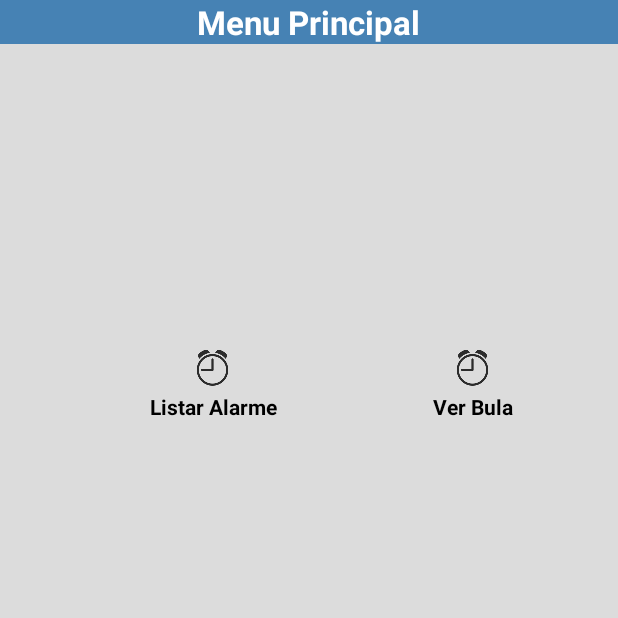
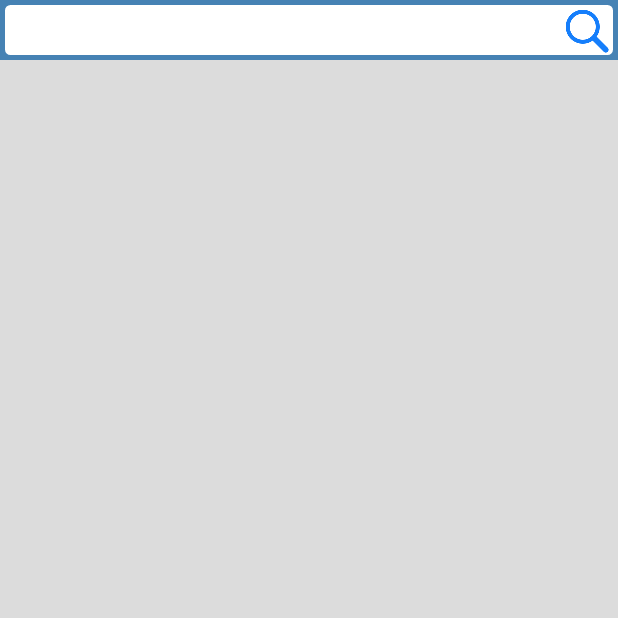
Before and after one commit to Draconick/BuloFarma, an Android app: the VerBulaActivity screen opened directly, with no data from a screen before it, on a phone screen of 412 x 824 dp, the top half of it. Run offline under Robolectric (Android 15) with nearby library versions, the phone set to English and light mode, and no system bars.

Commit message:
Layout + Imagens Layout Redefinido (Ainda irá sofrer mais alterações); Imagens adicionadas; Transição de Tela para Listar Bulas;

```diff
--- a/app/src/main/java/br/com/bulofarma/bulofarma/VerBulaActivity.java
+++ b/app/src/main/java/br/com/bulofarma/bulofarma/VerBulaActivity.java
@@ -2,14 +2,20 @@ package br.com.bulofarma.bulofarma;
 
 import android.app.Activity;
 import android.os.Bundle;
+import android.widget.ListView;
 
 /**
  * Created by Victor Hugo on 11/05/2016.
  */
 public class VerBulaActivity extends Activity {
+    private ListView lista;
     @Override
     protected void onCreate(Bundle savedInstanceState) {
         super.onCreate(savedInstanceState);
-        setContentView(R.layout.main_activity);
+        setContentView(R.layout.ver_bula_activity);
+
+        lista = (ListView) findViewById(R.id.lista_bula_user);
+
+        registerForContextMenu(lista);
     }
 }
--- /dev/null
+++ b/app/src/main/res/drawable-mdpi/edit_text_style.xml
@@ -0,0 +1,14 @@
+<?xml version="1.0" encoding="utf-8"?>
+
+    <shape xmlns:android="http://schemas.android.com/apk/res/android"
+        android:thickness="0dp"
+        android:shape="rectangle">
+        <stroke android:width="3dp"
+            android:color="@color/SteelBlue"/>
+        <corners android:radius="5dp" />
+        <gradient
+            android:startColor="#FFFFFF"
+            android:endColor="#FFFFFF"
+            android:type="linear"
+            android:angle="315"/>
+    </shape>
--- /dev/null
+++ b/app/src/main/res/drawable-mdpi/edittext_border.xml
@@ -0,0 +1,5 @@
+<?xml version="1.0" encoding="utf-8"?>
+<shape xmlns:android="http://schemas.android.com/apk/res/android">
+    <!--<solid android:color="#ffffff" /> para cor de fundo -->
+    <stroke android:width="1dip" android:color="#AADDDD" />
+</shape>
--- a/app/src/main/res/layout/main_activity.xml
+++ b/app/src/main/res/layout/main_activity.xml
@@ -29,9 +29,12 @@
             android:textAppearance="?android:textAppearanceSmall"
             android:clickable="true"
             android:onClick="ListarAlarme"
-            android:layout_marginLeft="100dp"
-            android:layout_marginTop="200dp"
-            android:drawableTop="@drawable/img_alarm" />
+            android:layout_marginLeft="60dp"
+            android:layout_marginBottom="30dp"
+            android:layout_alignParentBottom="true"
+            android:textAlignment="center"
+            android:textSize="20pt"
+            android:drawableTop="@drawable/alarm_img" />
         <TextView
             android:id="@+id/ver_bula"
             android:layout_width="wrap_content"
@@ -40,12 +43,14 @@
             android:textColor="@color/Black"
             android:textStyle="bold"
             android:layout_alignParentRight="true"
-            android:layout_alignTop="@id/listar_alarme"
-            android:layout_marginRight="70dp"
+            android:layout_marginRight="90dp"
+            android:layout_marginTop="30dp"
             android:text="@string/ver_bula"
             android:clickable="true"
             android:onClick="verBula"
-            android:drawableTop="@drawable/img_alarm"/>
+            android:textSize="@android:dimen/app_icon_size"
+            android:textAlignment="center"
+            android:drawableTop="@drawable/leaflet_list"/>
     </RelativeLayout>
 
 </LinearLayout>
--- a/app/src/main/res/layout/ver_bula_activity.xml
+++ b/app/src/main/res/layout/ver_bula_activity.xml
@@ -1,6 +1,28 @@
 <?xml version="1.0" encoding="utf-8"?>
 <LinearLayout xmlns:android="http://schemas.android.com/apk/res/android"
+    xmlns:tools="http://schemas.android.com/tools"
     android:orientation="vertical" android:layout_width="match_parent"
-    android:layout_height="match_parent">
+    android:layout_height="match_parent"
+    android:background="@color/SteelBlue">
+    <EditText
+        android:layout_width="match_parent"
+        android:layout_height="40dp"
+        android:background="@drawable/edit_text_style"
+        android:drawableEnd="@drawable/search_leaflet"/>
+    <LinearLayout
+        android:layout_width="match_parent"
+        android:layout_height="match_parent"
+        android:background="@color/Gainsboro"
+        android:layout_weight="4">
+
+        <ListView
+            android:scrollbars="vertical"
+            android:id="@+id/lista_bula_user"
+            android:layout_width="match_parent"
+            android:layout_height="match_parent">
+
+        </ListView>
+
+    </LinearLayout>
 
 </LinearLayout>
--- a/app/src/main/res/values/strings.xml
+++ b/app/src/main/res/values/strings.xml
@@ -2,4 +2,5 @@
     <string name="app_name">Bulofarma</string>
     <string name="listar_alarme">Listar Alarme</string>
     <string name="ver_bula">Ver Bula</string>
+    <string name="bulas_favoritas">Ver Bulas Favoritas</string>
 </resources>
```
Also changed, not shown: app/src/main/res/drawable-mdpi/add_leaflet250x.png (added), app/src/main/res/drawable-mdpi/alarm_img.png (added), app/src/main/res/drawable-mdpi/leaflet_list.png (renamed from app/src/main/res/drawable-xxhdpi/leaflet_list.png), app/src/main/res/drawable-xxhdpi/search_leaflet.png (added).
